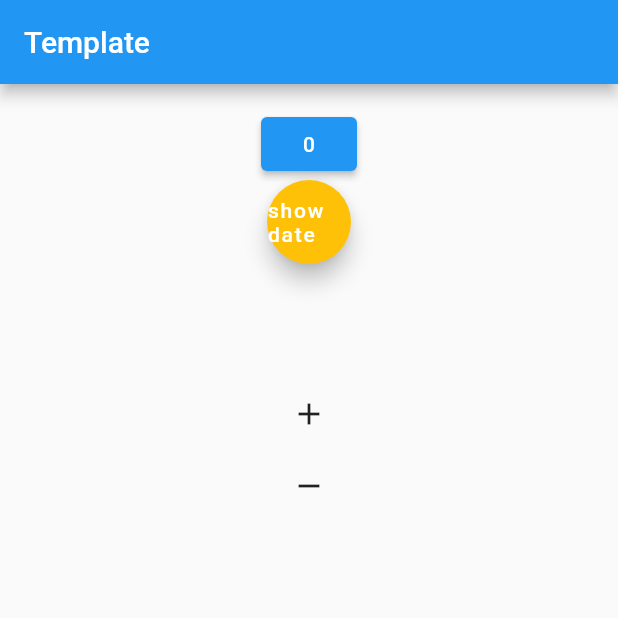
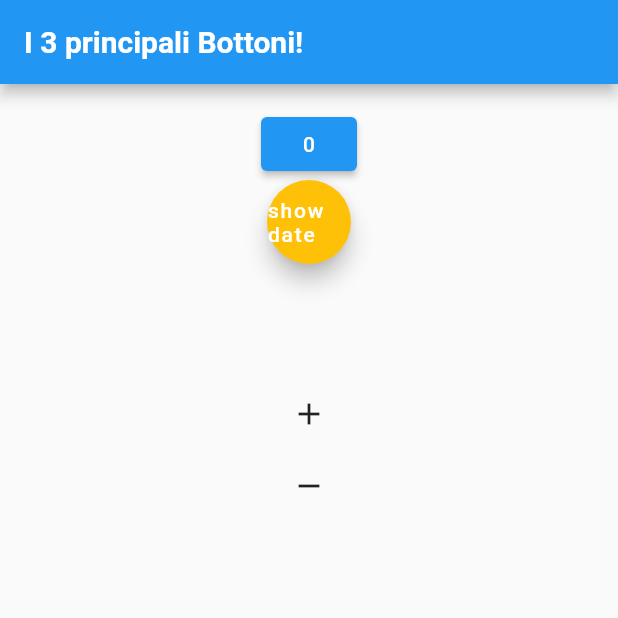
Before and after one commit to ciamb/flutter_beginners, a Flutter app: the MyApp screen opened directly, on a phone screen of 412 x 824 dp, the top half of it. Run offline on Flutter 3.47's test engine with Material 2 defaults, Android fonts, the phone set to English and light mode, and no system bars.

Commit message:
:pencil: inseriti i commenti per il file main e il folder button_widgets e input_widgets

```diff
--- a/lib/button_widgets/main_button.dart
+++ b/lib/button_widgets/main_button.dart
@@ -2,9 +2,7 @@ import 'package:flutter/material.dart';
 
 void main() {
   runApp(const MaterialApp(
-    // sto dicendi al mio main di runnare una MaterialApp
-    home:
-        MyApp(), // sto dicendo che la mia home all ' apertura sarà una nuova istanza di MyApp
+    home: MyApp(),
   ));
 }
 
@@ -16,27 +14,32 @@ class MyApp extends StatefulWidget {
 }
 
 class _MyApp extends State<MyApp> {
-  int _mycounter = 0;
-  String _mystring = '';
+  int _mycounter = 0; // Inizializzo una variabile di tipo int ( intero ).
+  String _mystring =
+      ''; // Inizializzo una variabile di tipo String ( stringa ).
 
+  // Un metodo che resetta il mio counter , riportando il valore a 0.
   void resetCounter() {
     setState(() {
       _mycounter = 0;
     });
   }
 
+  // Un metodo che aumenta il valore del mio counter di 1.
   void addCounter() {
     setState(() {
       _mycounter++;
     });
   }
 
+  // Un metodo che diminuisce il valore del mio counter di 1.
   void subtractCounter() {
     setState(() {
       _mycounter--;
     });
   }
 
+  // Un metodo che setta la mia stringa alla data di oggi.
   void showDate() {
     setState(() {
       _mystring = DateTime.now().toString();
@@ -46,22 +49,22 @@ class _MyApp extends State<MyApp> {
   @override
   Widget build(BuildContext context) {
     return Scaffold(
-      appBar: AppBar(title: const Text('Template')),
+      appBar: AppBar(
+          title: const Text(
+        'I 3 principali Bottoni!',
+        style: TextStyle(fontWeight: FontWeight.bold),
+      )),
       body: Container(
         padding: const EdgeInsets.all(16.0),
         child: Column(children: <Widget>[
 
-
-
-          // primo tipo di bottone (ElevatedButton)
+          // Primo tipo di bottone ( ElevatedButton ).
           ElevatedButton(
             onPressed: resetCounter,
             child: Text('$_mycounter'),
           ),
 
-
-
-          // secondo tipo di bottone (FloatingActionButton)
+          // Secondo tipo di bottone ( FloatingActionButton ).
           FloatingActionButton(
             backgroundColor: Colors.amber,
             onPressed: showDate,
@@ -72,17 +75,9 @@ class _MyApp extends State<MyApp> {
             padding: const EdgeInsets.all(30.0),
           ),
 
-
-          // terzo tipo di bottone (IconButton)
-          IconButton(
-            onPressed: addCounter,
-            icon: const Icon(Icons.add)),
-          IconButton(
-            onPressed: subtractCounter,
-            icon: const Icon(Icons.remove))
-
-
-
+          // Terzo tipo di bottone ( IconButton ).
+          IconButton(onPressed: addCounter, icon: const Icon(Icons.add)),
+          IconButton(onPressed: subtractCounter, icon: const Icon(Icons.remove))
         ]),
       ),
     );
--- a/lib/main.dart
+++ b/lib/main.dart
@@ -26,7 +26,7 @@ class _MyApp extends State<MyApp> {
   Widget build(BuildContext context) {
     // Lo Scaffold è un widget base di Flutter che fornisce un layout di base per il nostro applicativo ( appBar: , body: , ecc.. ).
     return Scaffold(
-      appBar: AppBar(title: const Text('Template')),
+      appBar: AppBar(title: const Text('Applicazione di partenza')),
       body: Container(
         padding: const EdgeInsets.all(16.0),
         child: Column(children: const <Widget>[
```
Also changed, not shown: lib/input_widgets/main_checkbox.dart (+14 -7 lines), lib/input_widgets/main_datepicker.dart (+8 -1 lines), lib/input_widgets/main_radiobuttons.dart (+15 -4 lines), lib/input_widgets/main_slider.dart (+10 -2 lines), lib/input_widgets/main_switch.dart (+12 -6 lines), lib/input_widgets/main_textfield.dart (+7 -12 lines).
